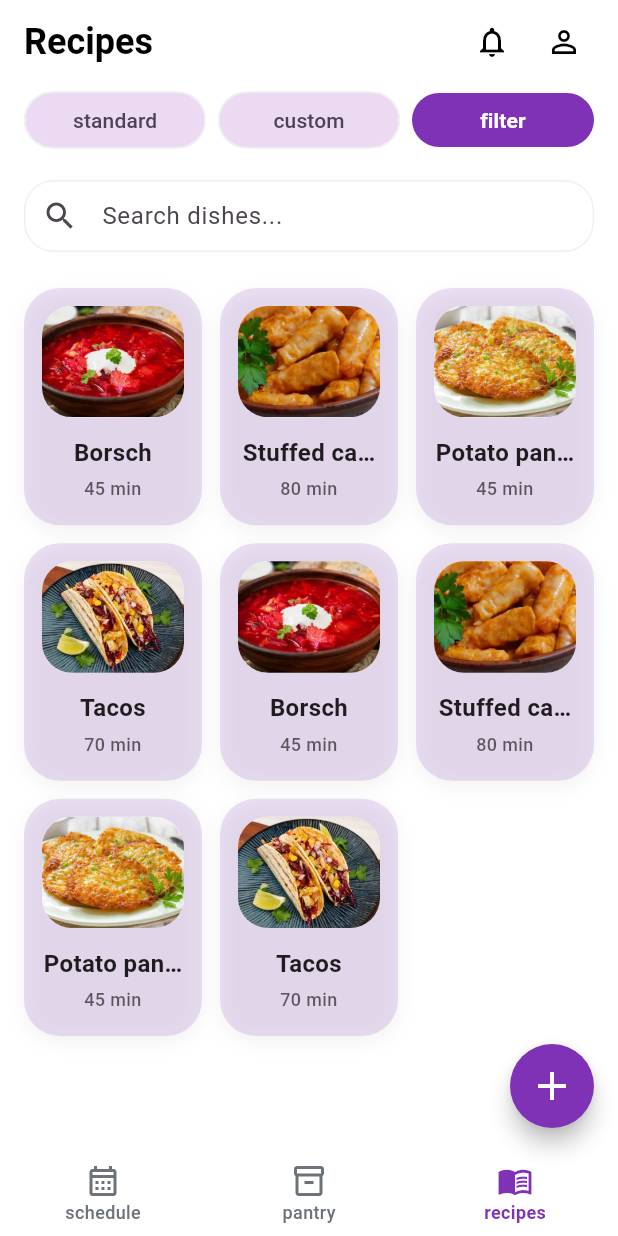
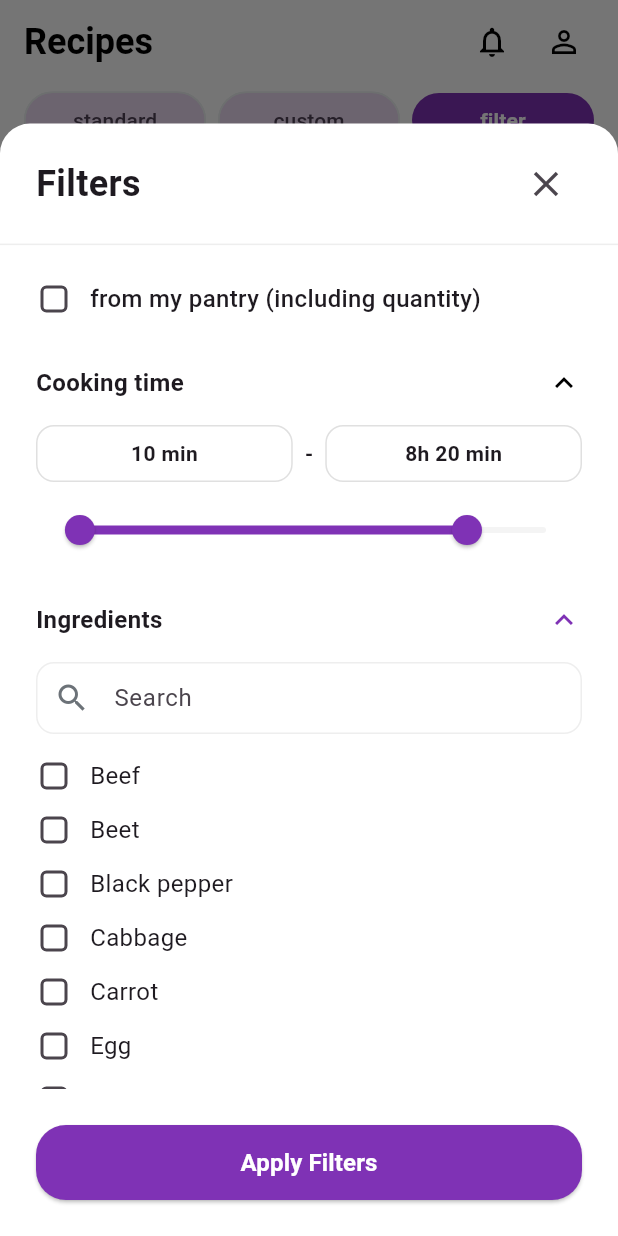
Before and after one commit to OleksaLv/mealize, a Flutter app: the screen it shows once a user with an empty profile is signed in, item 3 of the bottom bar chosen, after a tap on "filter", on a phone screen of 412 x 824 dp. Run offline on Flutter 3.47's test engine with Material 3 defaults, Android fonts, the phone set to English and light mode, and no system bars; our stand-ins replace equatable, firebase_auth, firebase_core, firebase_crashlytics, flutter_bloc, google_sign_in and 1 more; accounts and stored records are empty.

Commit message:
add-recipes-filter-logic

```diff
--- a/lib/core/database/db_helper.dart
+++ b/lib/core/database/db_helper.dart
@@ -80,15 +80,17 @@ class DatabaseHelper {
   }
 
   Future<void> _seedData(Database db) async {
-    //Ingeredients
+    // Ingredients
     final ingredients = [
-      const Ingredient(name: 'Apricot', notes: '1 is about very-very small (like a grape)', unit: 'pcs', quantity: 3, photoPath: 'assets/images/apricot.jpg'),
-      const Ingredient(name: 'Black garlic', unit: 'pcs', quantity: 3, photoPath: 'assets/images/black_garlic.jpg'),
-      const Ingredient(name: 'Black pepper', unit: 'g', quantity: 15, photoPath: 'assets/images/black_pepper.jpg'),
-      const Ingredient(name: 'Cep', unit: 'g', quantity: 200, photoPath: 'assets/images/cep.jpeg'),
-      const Ingredient(name: 'Egg', unit: 'pcs', quantity: 11, photoPath: 'assets/images/egg.jpg'),
-      const Ingredient(name: 'Milk', unit: 'ml', quantity: 250, photoPath: 'assets/images/milk.jpg'),
-      const Ingredient(name: 'Salt', unit: 'g', quantity: 400, photoPath: 'assets/images/salt.jpg'),
+      const Ingredient(name: 'Beef', unit: 'g', quantity: 500, photoPath: 'assets/images/beef.jpg'), // id 1
+      const Ingredient(name: 'Beet', unit: 'g', quantity: 375, photoPath: 'assets/images/beet.jpg'), // id 2
+      const Ingredient(name: 'Cabbage', unit: 'g', quantity: 550, photoPath: 'assets/images/cabbage.jpg'), // id 3
+      const Ingredient(name: 'Carrot', unit: 'g', quantity: 100, photoPath: 'assets/images/carrot.jpg'), // id 4
+      const Ingredient(name: 'Onion', unit: 'g', quantity: 250, photoPath: 'assets/images/onion.jpg'), // id 5
+      const Ingredient(name: 'Egg', unit: 'pcs', quantity: 11, photoPath: 'assets/images/egg.jpg'), // id 6
+      const Ingredient(name: 'Milk', unit: 'ml', quantity: 250, photoPath: 'assets/images/milk.jpg'), // id 7
+      const Ingredient(name: 'Salt', unit: 'g', quantity: 400, photoPath: 'assets/images/salt.jpg'), // id 8
+      const Ingredient(name: 'Black pepper', unit: 'g', quantity: 15, photoPath: 'assets/images/black_pepper.jpg'), // id 9
     ];
 
     for (var i in ingredients) {
@@ -101,7 +103,7 @@ class DatabaseHelper {
         name: 'Borsch',
         photoPath: 'assets/images/borsch.jpg',
         cookingTime: 45,
-        description: 'Traditional Ukrainian soup...'
+        description: '1. Place meat in a large pot and cover with 3 liters of cold water...\n2. Sauté chopped onions and carrots...'
       ),
       const Recipe(
         name: 'Stuffed cabbage rolls',
@@ -127,33 +129,35 @@ class DatabaseHelper {
       await db.insert('recipes', r.toMap());
     }
 
+    // Linking ingredients to Borsch (Recipe ID 1)
+    final borschIngredients = [
+      {'id': 1, 'qty': 500}, // Beef
+      {'id': 2, 'qty': 375}, // Beet
+      {'id': 3, 'qty': 550}, // Cabbage
+      {'id': 4, 'qty': 100}, // Carrot
+      {'id': 5, 'qty': 250}, // Onion
+    ];
+
+    for (var item in borschIngredients) {
+      await db.insert('recipe_ingredients', {
+        'recipeId': 1,
+        'ingredientId': item['id'],
+        'quantity': item['qty'],
+      });
+    }
+
+    // Linking ingredients to Potato pancakes (Recipe ID 3)
     await db.insert('recipe_ingredients', {
-      'recipeId': 1,
-      'ingredientId': 7,
-      'quantity': 5.0,
+      'recipeId': 3,
+      'ingredientId': 6, // Egg
+      'quantity': 2,
+    });
+     await db.insert('recipe_ingredients', {
+      'recipeId': 3,
+      'ingredientId': 7, // Milk
+      'quantity': 100,
     });
 
-    await db.insert('recipe_ingredients', {
-      'recipeId': 1,
-      'ingredientId': 3,
-      'quantity': 2.0,
-    });
-
-    await db.insert('recipe_ingredients', {
-      'recipeId': 3,
-      'ingredientId': 5,
-      'quantity': 2.0,
-    });
-
-     await db.insert('recipe_ingredients', {
-      'recipeId': 3,
-      'ingredientId': 6,
-      'quantity': 100.0,
-    });
-
-    for (var r in recipes) {
-      await db.insert('recipes', r.toMap());
-    }
 
     // Meal Plan Entries
     final now = DateTime.now();
--- /dev/null
+++ b/lib/features/recipes/screens/filter_recipes_screen.dart
@@ -0,0 +1,310 @@
+import 'package:flutter/material.dart';
+import '../../pantry/data/ingredient_model.dart';
+import '../data/recipes_repository.dart';
+
+class FilterResult {
+  final bool onlyFromPantry;
+  final RangeValues cookingTimeRange;
+  final List<String> selectedIngredients;
+
+  FilterResult({
+    required this.onlyFromPantry,
+    required this.cookingTimeRange,
+    required this.selectedIngredients,
+  });
+}
+
+class FilterRecipesScreen extends StatefulWidget {
+  final FilterResult? currentFilters;
+
+  const FilterRecipesScreen({super.key, this.currentFilters});
+
+  @override
+  State<FilterRecipesScreen> createState() => _FilterRecipesScreenState();
+}
+
+class _FilterRecipesScreenState extends State<FilterRecipesScreen> {
+  final RecipesRepository _repository = RecipesRepository();
+
+  bool _onlyFromPantry = false;
+
+  RangeValues _timeRange = const RangeValues(10, 500);
+
+  List<Ingredient> _allIngredients = [];
+  final Set<String> _selectedIngredients = {};
+
+  String _searchQuery = '';
+
+  bool _isExpanded = false;
+
+  @override
+  void initState() {
+    super.initState();
+    if (widget.currentFilters != null) {
+      _onlyFromPantry = widget.currentFilters!.onlyFromPantry;
+      _timeRange = widget.currentFilters!.cookingTimeRange;
+      _selectedIngredients.addAll(widget.currentFilters!.selectedIngredients);
+    }
+    _loadIngredients();
+  }
+
+  Future<void> _loadIngredients() async {
+    final list = await _repository.getAllIngredients();
+    if (mounted) {
+      setState(() {
+        _allIngredients = list;
+      });
+    }
+  }
+
+  String _formatTime(double minutes) {
+    final int totalMinutes = minutes.toInt();
+    if (totalMinutes < 60) {
+      return '$totalMinutes min';
+    } else {
+      final int hours = totalMinutes ~/ 60;
+      final int mins = totalMinutes % 60;
+      return '${hours}h ${mins > 0 ? '$mins min' : ''}';
+    }
+  }
+
+  @override
+  Widget build(BuildContext context) {
+    final visibleIngredients = _allIngredients.where((ing) {
+      return ing.name.toLowerCase().contains(_searchQuery.toLowerCase());
+    }).toList();
+
+    final int itemCount = _isExpanded ? visibleIngredients.length : (visibleIngredients.length > 7 ? 7 : visibleIngredients.length);
+
+    return Container(
+      height: MediaQuery.of(context).size.height * 0.9,
+      decoration: const BoxDecoration(
+        color: Colors.white,
+        borderRadius: BorderRadius.vertical(top: Radius.circular(20)),
+      ),
+      child: Column(
+        children: [
+          Padding(
+            padding: const EdgeInsets.symmetric(horizontal: 24.0, vertical: 16.0),
+            child: Row(
+              mainAxisAlignment: MainAxisAlignment.spaceBetween,
+              children: [
+                const Text(
+                  'Filters',
+                  style: TextStyle(fontSize: 24, fontWeight: FontWeight.bold),
+                ),
+                IconButton(
+                  icon: const Icon(Icons.close, size: 28),
+                  onPressed: () => Navigator.of(context).pop(),
+                ),
+              ],
+            ),
+          ),
+
+          Divider(height: 1, color: Colors.grey.shade200),
+
+          Expanded(
+            child: ListView(
+              padding: const EdgeInsets.symmetric(horizontal: 24.0, vertical: 24.0),
+              children: [
+                InkWell(
+                  onTap: () => setState(() => _onlyFromPantry = !_onlyFromPantry),
+                  child: Row(
+                    children: [
+                      SizedBox(
+                        width: 24,
+                        height: 24,
+                        child: Checkbox(
+                          value: _onlyFromPantry,
+                          activeColor: Theme.of(context).colorScheme.primary,
+                          shape: RoundedRectangleBorder(borderRadius: BorderRadius.circular(4)),
+                          onChanged: (v) => setState(() => _onlyFromPantry = v!),
+                        ),
+                      ),
+                      const SizedBox(width: 12),
+                      const Expanded(
+                        child: Text(
+                          'from my pantry (including quantity)',
+                          style: TextStyle(fontSize: 16, fontWeight: FontWeight.w500),
+                        ),
+                      ),
+                    ],
+                  ),
+                ),
+
+                const SizedBox(height: 32),
+
+                Row(
+                  mainAxisAlignment: MainAxisAlignment.spaceBetween,
+                  children: [
+                    const Text('Cooking time', style: TextStyle(fontSize: 16, fontWeight: FontWeight.bold)),
+                    Icon(Icons.keyboard_arrow_up, color: Colors.black),
+                  ],
+                ),
+                const SizedBox(height: 16),
+
+                Row(
+                  children: [
+                    Expanded(
+                      child: Container(
+                        padding: const EdgeInsets.symmetric(vertical: 8),
+                        alignment: Alignment.center,
+                        decoration: BoxDecoration(
+                          border: Border.all(color: Colors.grey.shade300),
+                          borderRadius: BorderRadius.circular(12),
+                        ),
+                        child: Text(_formatTime(_timeRange.start), style: const TextStyle(fontWeight: FontWeight.bold)),
+                      ),
+                    ),
+                    const Padding(
+                      padding: EdgeInsets.symmetric(horizontal: 8.0),
+                      child: Text('-', style: TextStyle(fontWeight: FontWeight.bold)),
+                    ),
+                    Expanded(
+                      child: Container(
+                        padding: const EdgeInsets.symmetric(vertical: 8),
+                        alignment: Alignment.center,
+                        decoration: BoxDecoration(
+                          border: Border.all(color: Colors.grey.shade300),
+                          borderRadius: BorderRadius.circular(12),
+                        ),
+                        child: Text(_formatTime(_timeRange.end), style: const TextStyle(fontWeight: FontWeight.bold)),
+                      ),
+                    ),
+                  ],
+                ),
+                const SizedBox(height: 8),
+
+                RangeSlider(
+                  values: _timeRange,
+                  min: 0,
+                  max: 600,
+                  activeColor: Theme.of(context).colorScheme.primary,
+                  inactiveColor: Theme.of(context).colorScheme.tertiary,
+                  onChanged: (values) => setState(() => _timeRange = values),
+                ),
+
+                const SizedBox(height: 24),
+
+                Row(
+                  mainAxisAlignment: MainAxisAlignment.spaceBetween,
+                  children: [
+                    const Text('Ingredients', style: TextStyle(fontSize: 16, fontWeight: FontWeight.bold)),
+                    Icon(Icons.keyboard_arrow_up, color: Theme.of(context).colorScheme.primary),
+                  ],
+                ),
+                const SizedBox(height: 16),
+
+                TextField(
+                  onChanged: (v) => setState(() => _searchQuery = v),
+                  decoration: InputDecoration(
+                    hintText: 'Search',
+                    prefixIcon: Icon(Icons.search, color: Theme.of(context).colorScheme.onTertiary),
+                    filled: true,
+                    fillColor: Colors.white,
+                    contentPadding: const EdgeInsets.symmetric(vertical: 0),
+                    enabledBorder: OutlineInputBorder(
+                      borderRadius: BorderRadius.circular(12),
+                      borderSide: BorderSide(color: Colors.grey.shade200),
+                    ),
+                    focusedBorder: OutlineInputBorder(
+                      borderRadius: BorderRadius.circular(12),
+                      borderSide: BorderSide(color: Theme.of(context).colorScheme.primary),
+                    ),
+                  ),
+                ),
+                const SizedBox(height: 16),
+
+                ...List.generate(itemCount, (index) {
+                  final ingredient = visibleIngredients[index];
+                  final isSelected = _selectedIngredients.contains(ingredient.name);
+
+                  return Padding(
+                    padding: const EdgeInsets.only(bottom: 12.0),
+                    child: InkWell(
+                      onTap: () {
+                        setState(() {
+                          if (isSelected) {
+                            _selectedIngredients.remove(ingredient.name);
+                          } else {
+                            _selectedIngredients.add(ingredient.name);
+                          }
+                        });
+                      },
+                      child: Row(
+                        children: [
+                          SizedBox(
+                            width: 24,
+                            height: 24,
+                            child: Checkbox(
+                              value: isSelected,
+                              shape: RoundedRectangleBorder(borderRadius: BorderRadius.circular(4)),
+                              activeColor: Theme.of(context).colorScheme.primary,
+                              onChanged: (v) {
+                                setState(() {
+                                  if (v == true) {
+                                    _selectedIngredients.add(ingredient.name);
+                                  } else {
+                                    _selectedIngredients.remove(ingredient.name);
+                                  }
+                                });
+                              },
+                            ),
+                          ),
+                          const SizedBox(width: 12),
+                          Text(ingredient.name, style: const TextStyle(fontSize: 16)),
+                        ],
+                      ),
+                    ),
+                  );
+                }),
+
+                if (visibleIngredients.length > 7)
+                  TextButton(
+                    onPressed: () => setState(() => _isExpanded = !_isExpanded),
+                    style: TextButton.styleFrom(
+                      foregroundColor: Colors.black,
+                      padding: EdgeInsets.zero,
+                      alignment: Alignment.centerLeft,
+                    ),
+                    child: Row(
+                      children: [
+                        Text(
+                          _isExpanded ? 'Show less' : 'Show more',
+                          style: const TextStyle(fontWeight: FontWeight.bold, fontSize: 16),
+                        ),
+                        Icon(_isExpanded ? Icons.keyboard_arrow_up : Icons.keyboard_arrow_down),
+                      ],
+                    ),
+                  ),
+              ],
+            ),
+          ),
+
+          Padding(
+            padding: const EdgeInsets.all(24.0),
+            child: SizedBox(
+              width: double.infinity,
+              height: 50,
+              child: ElevatedButton(
+                onPressed: () {
+                  Navigator.of(context).pop(FilterResult(
+                    onlyFromPantry: _onlyFromPantry,
+                    cookingTimeRange: _timeRange,
+                    selectedIngredients: _selectedIngredients.toList(),
+                  ));
+                },
+                style: ElevatedButton.styleFrom(
+                  backgroundColor: Theme.of(context).colorScheme.primary,
+                  foregroundColor: Colors.white,
+                  shape: RoundedRectangleBorder(borderRadius: BorderRadius.circular(20)),
+                ),
+                child: const Text('Apply Filters', style: TextStyle(fontWeight: FontWeight.bold, fontSize: 16)),
+              ),
+            ),
+          ),
+        ],
+      ),
+    );
+  }
+}
--- a/lib/features/recipes/screens/recipes_screen.dart
+++ b/lib/features/recipes/screens/recipes_screen.dart
@@ -7,7 +7,9 @@ import '../../../../core/constants/app_strings.dart';
 import '../bloc/recipes_cubit.dart';
 import '../bloc/recipes_state.dart';
 import '../data/recipe_model.dart';
+import '../data/recipes_repository.dart';
 import 'view_dish_screen.dart';
+import 'filter_recipes_screen.dart';
 import '../../schedule/screens/schedule_screen.dart';
 import '../../pantry/screens/pantry_screen.dart';
 import '../../settings/screens/settings_screen.dart';
@@ -24,10 +26,57 @@ class _RecipesScreenState extends State<RecipesScreen> {
   bool _filterStandard = true;
   bool _filterCustom = true;
 
+  FilterResult? _advancedFilters;
+  List<int> _availableRecipeIds = [];
+  List<int> _ingredientFilteredIds = [];
+
   @override
   void initState() {
     super.initState();
     context.read<RecipesCubit>().loadRecipes();
+  }
+
+  void _openFilters() async {
+    final result = await showModalBottomSheet<FilterResult>(
+      context: context,
+      isScrollControlled: true,
+      backgroundColor: Colors.transparent,
+      builder: (context) => FilterRecipesScreen(currentFilters: _advancedFilters),
+    );
+
+    if (result != null) {
+      if (result.selectedIngredients.isNotEmpty) {
+        final repo = RecipesRepository();
+        final ids = await repo.getRecipeIdsByIngredients(result.selectedIngredients);
+        if (mounted) {
+           setState(() {
+             _ingredientFilteredIds = ids;
+           });
+        }
+      } else {
+        setState(() {
+          _ingredientFilteredIds = [];
+        });
+      }
+
+      setState(() {
+        _advancedFilters = result;
+      });
+
+      if (result.onlyFromPantry) {
+        _checkPantryAvailability();
+      }
+    }
+  }
+
+  Future<void> _checkPantryAvailability() async {
+    final repo = RecipesRepository();
+    final ids = await repo.getAvailableRecipeIds();
+    if (mounted) {
+      setState(() {
+        _availableRecipeIds = ids;
+      });
+    }
   }
 
   @override
@@ -69,8 +118,7 @@ class _RecipesScreenState extends State<RecipesScreen> {
                   child: SizedBox(
                     height: 36,
                     child: ElevatedButton(
-                      onPressed: () {
-                      },
+                      onPressed: _openFilters,
                       style: ElevatedButton.styleFrom(
                         backgroundColor: Theme.of(context).colorScheme.primary,
                         foregroundColor: Theme.of(context).colorScheme.onPrimary,
@@ -126,8 +174,30 @@ class _RecipesScreenState extends State<RecipesScreen> {
 
                     final matchesStandard = _filterStandard && !item.isCustom;
                     final matchesCustom = _filterCustom && item.isCustom;
+                    bool topBarMatch = matchesSearch && (matchesStandard || matchesCustom);
 
-                    return matchesSearch && (matchesStandard || matchesCustom);
+                    if (!topBarMatch) return false;
+
+                    if (_advancedFilters != null) {
+                      if (item.cookingTime < _advancedFilters!.cookingTimeRange.start ||
+                          item.cookingTime > _advancedFilters!.cookingTimeRange.end) {
+                        return false;
+                      }
+
+                      if (_advancedFilters!.onlyFromPantry) {
+                         if (!_availableRecipeIds.contains(item.id)) {
+                           return false;
+                         }
+                      }
+
+                      if (_advancedFilters!.selectedIngredients.isNotEmpty) {
+                        if (!_ingredientFilteredIds.contains(item.id)) {
+                          return false;
+                        }
+                      }
+                    }
+
+                    return true;
                   }).toList();
 
                   if (filteredList.isEmpty) {
--- a/lib/features/schedule/screens/schedule_screen.dart
+++ b/lib/features/schedule/screens/schedule_screen.dart
@@ -1,6 +1,5 @@
 import 'package:flutter/material.dart';
 import 'package:intl/intl.dart';
-import 'package:firebase_crashlytics/firebase_crashlytics.dart';
 import 'package:mealize/core/constants/app_strings.dart';
 import 'package:mealize/features/pantry/screens/pantry_screen.dart';
 import 'package:mealize/features/recipes/screens/recipes_screen.dart';
```
Also changed, not shown: lib/features/recipes/data/recipes_repository.dart (+81 -1 lines), lib/features/recipes/screens/view_dish_screen.dart (+20 -14 lines).
